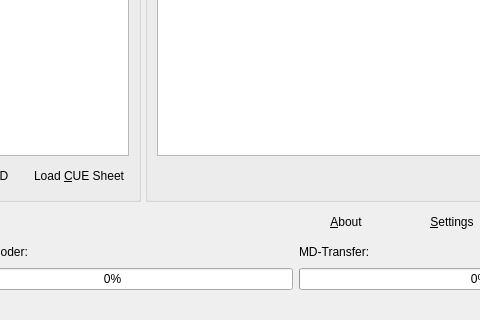
Old version of the form mainwindow.ui in the repository Jo2003/cd2netmd_gui; both pictures show x 443 to 923 and y 518 to 838 of the 1165 by 838 pixel window.
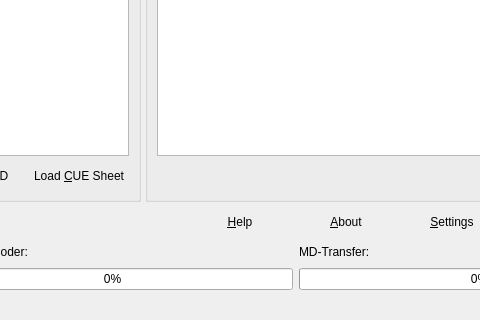
New version of the form. Icons and pictures are not drawn. Custom widgets are drawn as their Qt base class.

Commit message: add short html help

The edit to the form file:
```diff
--- a/mainwindow.ui
+++ b/mainwindow.ui
@@ -293,6 +293,35 @@
         </property>
        </spacer>
       </item>
+      <item>
+       <widget class="QPushButton" name="pushHelp">
+        <property name="minimumSize">
+         <size>
+          <width>100</width>
+          <height>28</height>
+         </size>
+        </property>
+        <property name="statusTip">
+         <string>Open short help</string>
+        </property>
+        <property name="text">
+         <string>&amp;Help</string>
+        </property>
+        <property name="icon">
+         <iconset resource="resources.qrc">
+          <normaloff>:/buttons/help</normaloff>:/buttons/help</iconset>
+        </property>
+        <property name="iconSize">
+         <size>
+          <width>32</width>
+          <height>32</height>
+         </size>
+        </property>
+        <property name="flat">
+         <bool>true</bool>
+        </property>
+       </widget>
+      </item>
       <item>
        <widget class="QPushButton" name="pushAbout">
         <property name="minimumSize">
```
The commit also changes 14 other files.
